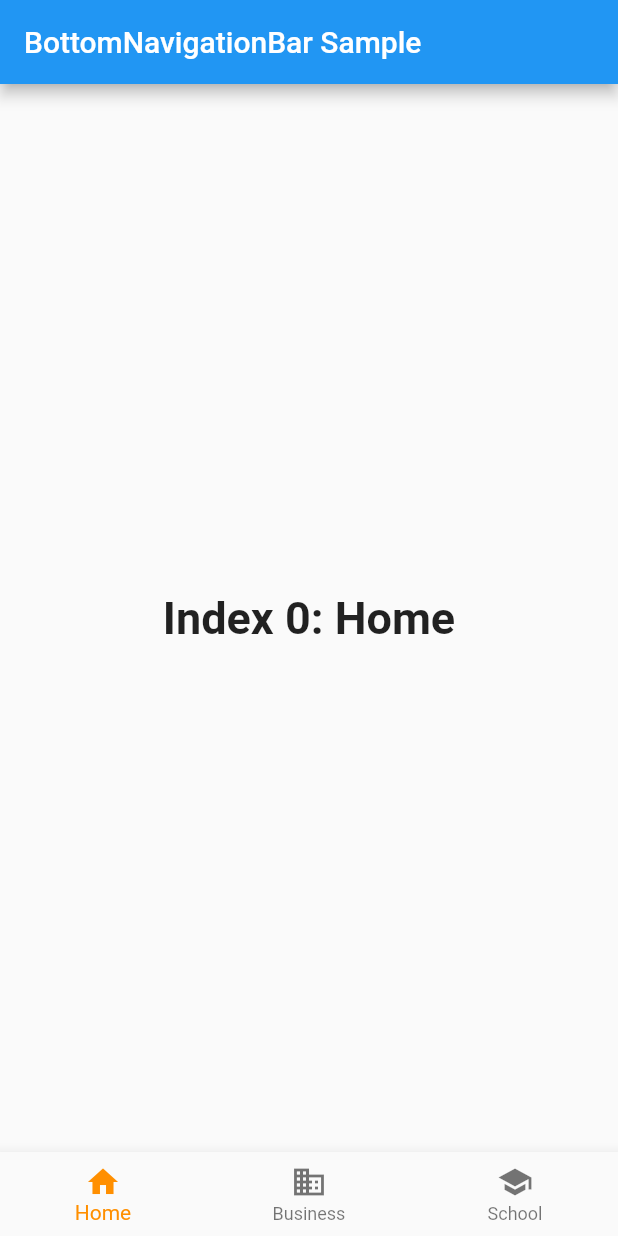
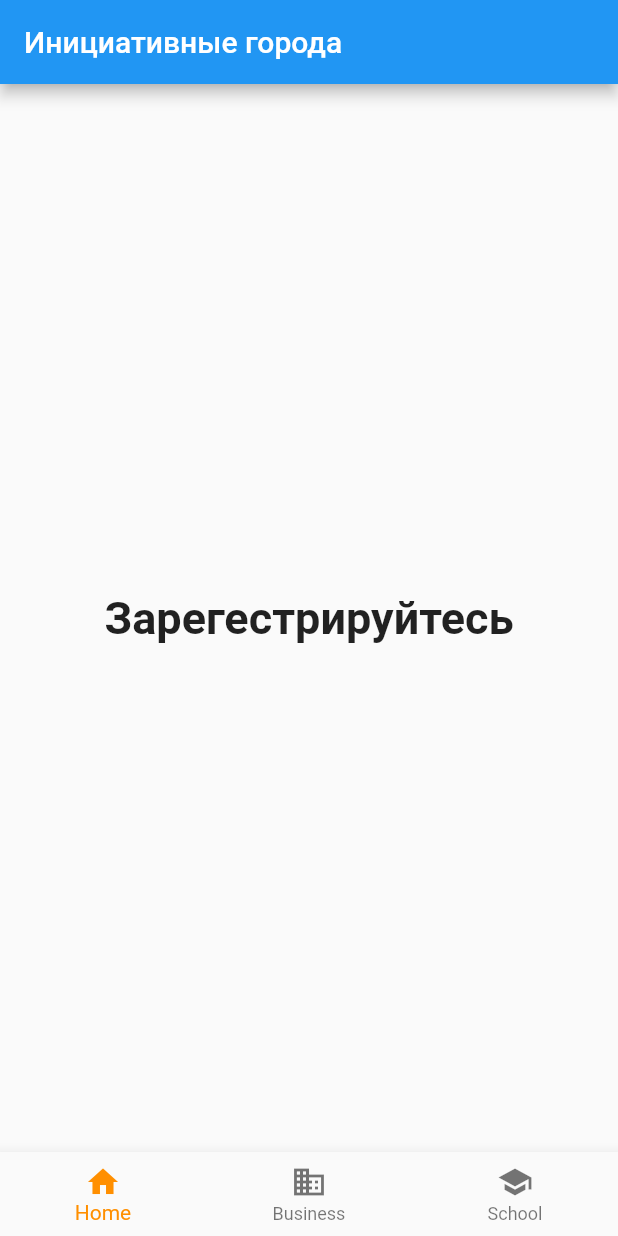
Before and after one commit to Naked-Snake04/public_initiativeWeek, a Flutter app: the screen it shows after launch, on a phone screen of 412 x 824 dp. Run offline on Flutter 3.47's test engine with Material 2 defaults, Android fonts, the light colour scheme and no system bars.

Commit message:
Added line with registrarion

```diff
--- a/lib/main.dart
+++ b/lib/main.dart
@@ -6,7 +6,7 @@
 class MyApp extends StatelessWidget {
   const MyApp({Key? key}) : super(key: key);
 
-  static const String _title = 'Flutter Code Sample';
+  static const String _title = 'Инициативные города';
 
   @override
   Widget build(BuildContext context) {
@@ -32,7 +32,7 @@
       TextStyle(fontSize: 30, fontWeight: FontWeight.bold);
   static const List<Widget> _widgetOptions = <Widget>[
     Text(
-      'Index 0: Home',
+      'Зарегестрируйтесь',
       style: optionStyle,
     ),
     Text(
@@ -55,7 +55,7 @@
   Widget build(BuildContext context) {
     return Scaffold(
       appBar: AppBar(
-        title: const Text('BottomNavigationBar Sample'),
+        title: const Text('Инициативные города'),
       ),
       body: Center(
         child: _widgetOptions.elementAt(_selectedIndex),
```
